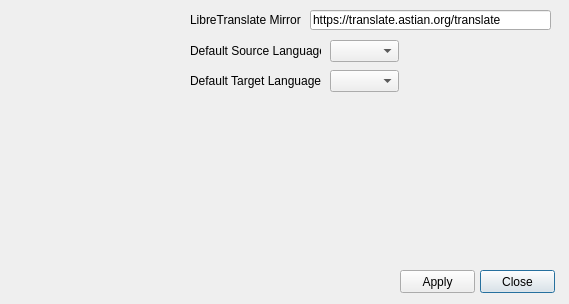
The window that Configuration.ui (AnonymousHacker1279/MrWorldwide) describes before a commit, drawn with Qt 5.
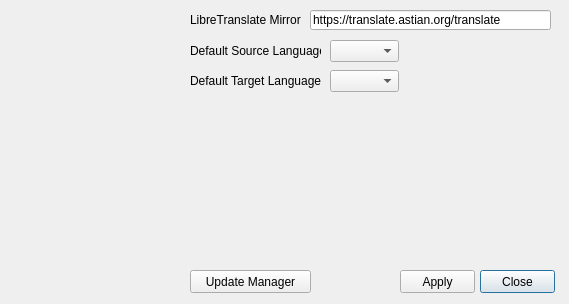
The same window after the commit. Icons and pictures are not drawn.

Commit message:
Create update manager
Create update manager dialog to check for updates.

What changed in the file:
```diff
--- a/Configuration.ui
+++ b/Configuration.ui
@@ -140,6 +140,19 @@
     </rect>
    </property>
   </widget>
+  <widget class="QPushButton" name="updateButton">
+   <property name="geometry">
+    <rect>
+     <x>190</x>
+     <y>270</y>
+     <width>121</width>
+     <height>23</height>
+    </rect>
+   </property>
+   <property name="text">
+    <string>Update Manager</string>
+   </property>
+  </widget>
  </widget>
  <resources>
   <include location="MrWorldwide.qrc"/>
```
The commit also changes 14 other files.
